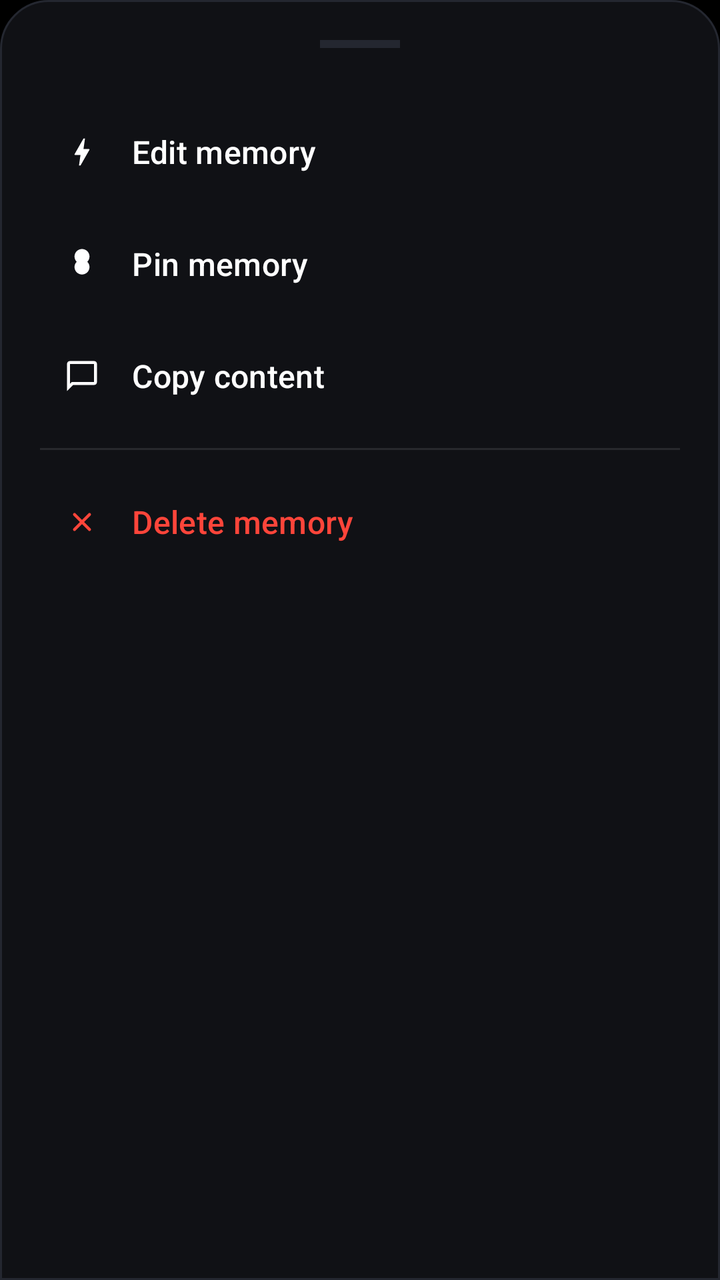
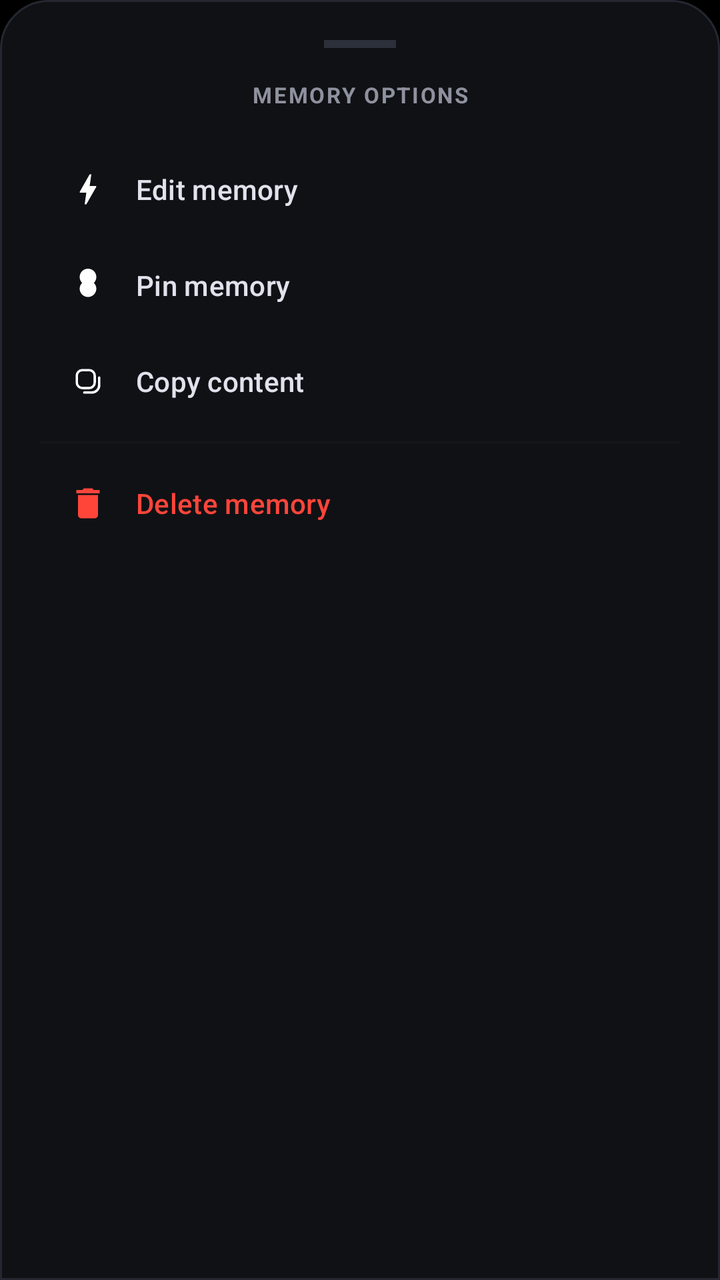

Compare the two renders of this Android layout. The source of the first and the diff that turns it into the second are given below.
<!-- AndroidManifest.xml: application theme Theme.NexV1 -->
<!-- res/layout/bottom_sheet_memory_options.xml -->
<?xml version="1.0" encoding="utf-8"?>
<LinearLayout xmlns:android="http://schemas.android.com/apk/res/android"
    xmlns:app="http://schemas.android.com/apk/res-auto"
    android:layout_width="match_parent"
    android:layout_height="wrap_content"
    android:background="@drawable/bg_bottom_sheet"
    android:orientation="vertical"
    android:padding="20dp">

    <View
        android:layout_width="40dp"
        android:layout_height="4dp"
        android:layout_gravity="center_horizontal"
        android:layout_marginBottom="24dp"
        android:background="#242730" />

    <com.google.android.material.button.MaterialButton
        android:id="@+id/btn_edit"
        style="@style/Widget.Material3.Button.TextButton"
        android:layout_width="match_parent"
        android:layout_height="56dp"
        android:gravity="start|center_vertical"
        android:text="@string/edit_memory"
        android:textColor="@android:color/white"
        android:textSize="16sp"
        app:icon="@drawable/ic_bolt"
        app:iconPadding="16dp"
        app:iconTint="@android:color/white" />

    <com.google.android.material.button.MaterialButton
        android:id="@+id/btn_pin"
        style="@style/Widget.Material3.Button.TextButton"
        android:layout_width="match_parent"
        android:layout_height="56dp"
        android:gravity="start|center_vertical"
        android:text="@string/pin_memory"
        android:textColor="@android:color/white"
        android:textSize="16sp"
        app:icon="@drawable/ic_memory"
        app:iconPadding="16dp"
        app:iconTint="@android:color/white" />

    <com.google.android.material.button.MaterialButton
        android:id="@+id/btn_copy"
        style="@style/Widget.Material3.Button.TextButton"
        android:layout_width="match_parent"
        android:layout_height="56dp"
        android:gravity="start|center_vertical"
        android:text="@string/copy_content"
        android:textColor="@android:color/white"
        android:textSize="16sp"
        app:icon="@drawable/ic_chat"
        app:iconPadding="16dp"
        app:iconTint="@android:color/white" />

    <View
        android:layout_width="match_parent"
        android:layout_height="1dp"
        android:layout_marginVertical="8dp"
        android:background="#1AFFFFFF" />

    <com.google.android.material.button.MaterialButton
        android:id="@+id/btn_delete"
        style="@style/Widget.Material3.Button.TextButton"
        android:layout_width="match_parent"
        android:layout_height="56dp"
        android:gravity="start|center_vertical"
        android:text="@string/delete_memory"
        android:textColor="#FF453A"
        android:textSize="16sp"
        app:icon="@drawable/ic_close"
        app:iconPadding="16dp"
        app:iconTint="#FF453A" />

</LinearLayout>
<!-- resources referenced by this layout -->
<resources>
  <!-- drawable bg_bottom_sheet (drawable) -->
  <?xml version="1.0" encoding="utf-8"?>
  <shape xmlns:android="http://schemas.android.com/apk/res/android">
      <solid android:color="#101115" />
      <stroke
          android:width="1dp"
          android:color="#242730" />
      <corners
          android:topLeftRadius="24dp"
          android:topRightRadius="24dp" />
  </shape>
  <!-- drawable ic_bolt (drawable) -->
  <vector xmlns:android="http://schemas.android.com/apk/res/android"
      android:width="24dp"
      android:height="24dp"
      android:viewportWidth="24"
      android:viewportHeight="24">
      <path
          android:fillColor="@android:color/white"
          android:pathData="M11,21h-1l1-7H7.5c-0.58,0-0.57-0.32-0.38-0.66c0.19-0.34,0.05-0.08,0.07-0.12C8.48,10.94,10.42,7.54,13,3h1l-1,7h3.5c0.49,0,0.56,0.33,0.47,0.51l-0.07,0.15C12.96,17.55,11,21,11,21z" />
  </vector>
  <!-- drawable ic_chat (drawable) -->
  <vector xmlns:android="http://schemas.android.com/apk/res/android"
      android:width="24dp"
      android:height="24dp"
      android:viewportWidth="24"
      android:viewportHeight="24">
      <path
          android:fillColor="@android:color/white"
          android:pathData="M20,2H4C2.9,2 2,2.9 2,4v18l4-4h14c1.1,0 2,-0.9 2,-2V4C22,2.9 21.1,2 20,2zM20,16H5.17L4,17.17V4h16V16z" />
  </vector>
  <!-- drawable ic_close (drawable) -->
  <vector xmlns:android="http://schemas.android.com/apk/res/android" android:height="24dp" android:viewportHeight="24" android:viewportWidth="24" android:width="24dp">
        
      <path android:fillColor="#00000000" android:fillType="evenOdd" android:pathData="M17,7L7,17" android:strokeColor="#fff" android:strokeLineCap="round" android:strokeWidth="2"/>
        
      <path android:fillColor="#00000000" android:fillType="evenOdd" android:pathData="M7,7L17,17" android:strokeColor="#fff" android:strokeLineCap="round" android:strokeWidth="2"/>
      
  </vector>
  <!-- drawable ic_memory (drawable) -->
  <vector xmlns:android="http://schemas.android.com/apk/res/android"
      android:width="24dp"
      android:height="24dp"
      android:viewportWidth="24"
      android:viewportHeight="24">
      <path
          android:fillColor="@android:color/white"
          android:pathData="M12,2C9.24,2 7,4.24 7,7c0,1.38 0.56,2.63 1.47,3.53C7.6,11.39 7,12.63 7,14c0,2.76 2.24,5 5,5s5,-2.24 5,-5c0,-1.37 -0.6,-2.61 -1.47,-3.47C16.44,9.63 17,8.38 17,7C17,4.24 14.76,2 12,2z" />
  </vector>
  <string name="copy_content">Copy content</string>
  <string name="delete_memory">Delete memory</string>
  <string name="edit_memory">Edit memory</string>
  <string name="pin_memory">Pin memory</string>
  <color name="white">#FFFFFF</color>
  <color name="black">#000000</color>
  <color name="selection_color">#40FFFFFF</color>
  <!-- unchanged entries left out for length: 1 -->
</resources>

<!-- the commit's change to res/layout/bottom_sheet_memory_options.xml (unified diff, before → after) -->
@@ -8,68 +8,96 @@
     android:padding="20dp">
 
     <View
-        android:layout_width="40dp"
+        android:layout_width="36dp"
         android:layout_height="4dp"
         android:layout_gravity="center_horizontal"
-        android:layout_marginBottom="24dp"
-        android:background="#242730" />
+        android:layout_marginBottom="16dp"
+        android:background="#242730"
+        android:backgroundTint="#2C303A" />
+
+    <TextView
+        android:layout_width="match_parent"
+        android:layout_height="wrap_content"
+        android:layout_marginBottom="16dp"
+        android:letterSpacing="0.08"
+        android:text="MEMORY OPTIONS"
+        android:textAlignment="center"
+        android:textColor="#8E929E"
+        android:textSize="11sp"
+        android:textStyle="bold" />
 
     <com.google.android.material.button.MaterialButton
         android:id="@+id/btn_edit"
         style="@style/Widget.Material3.Button.TextButton"
         android:layout_width="match_parent"
-        android:layout_height="56dp"
+        android:layout_height="48dp"
         android:gravity="start|center_vertical"
+        android:paddingStart="14dp"
+        android:paddingEnd="14dp"
         android:text="@string/edit_memory"
-        android:textColor="@android:color/white"
-        android:textSize="16sp"
+        android:textColor="#E0E2EC"
+        android:textSize="14sp"
+        app:cornerRadius="12dp"
         app:icon="@drawable/ic_bolt"
-        app:iconPadding="16dp"
+        app:iconPadding="14dp"
+        app:iconSize="20dp"
         app:iconTint="@android:color/white" />
 
     <com.google.android.material.button.MaterialButton
         android:id="@+id/btn_pin"
         style="@style/Widget.Material3.Button.TextButton"
         android:layout_width="match_parent"
-        android:layout_height="56dp"
+        android:layout_height="48dp"
         android:gravity="start|center_vertical"
+        android:paddingStart="14dp"
+        android:paddingEnd="14dp"
         android:text="@string/pin_memory"
-        android:textColor="@android:color/white"
-        android:textSize="16sp"
+        android:textColor="#E0E2EC"
+        android:textSize="14sp"
+        app:cornerRadius="12dp"
         app:icon="@drawable/ic_memory"
-        app:iconPadding="16dp"
+        app:iconPadding="14dp"
+        app:iconSize="20dp"
         app:iconTint="@android:color/white" />
 
     <com.google.android.material.button.MaterialButton
         android:id="@+id/btn_copy"
         style="@style/Widget.Material3.Button.TextButton"
         android:layout_width="match_parent"
-        android:layout_height="56dp"
+        android:layout_height="48dp"
         android:gravity="start|center_vertical"
+        android:paddingStart="14dp"
+        android:paddingEnd="14dp"
         android:text="@string/copy_content"
-        android:textColor="@android:color/white"
-        android:textSize="16sp"
-        app:icon="@drawable/ic_chat"
-        app:iconPadding="16dp"
+        android:textColor="#E0E2EC"
+        android:textSize="14sp"
+        app:cornerRadius="12dp"
+        app:icon="@drawable/ic_copy"
+        app:iconPadding="14dp"
+        app:iconSize="20dp"
         app:iconTint="@android:color/white" />
 
     <View
         android:layout_width="match_parent"
         android:layout_height="1dp"
-        android:layout_marginVertical="8dp"
-        android:background="#1AFFFFFF" />
+        android:layout_marginVertical="6dp"
+        android:background="#14161C" />
 
     <com.google.android.material.button.MaterialButton
         android:id="@+id/btn_delete"
         style="@style/Widget.Material3.Button.TextButton"
         android:layout_width="match_parent"
-        android:layout_height="56dp"
+        android:layout_height="48dp"
         android:gravity="start|center_vertical"
+        android:paddingStart="14dp"
+        android:paddingEnd="14dp"
         android:text="@string/delete_memory"
         android:textColor="#FF453A"
-        android:textSize="16sp"
-        app:icon="@drawable/ic_close"
-        app:iconPadding="16dp"
+        android:textSize="14sp"
+        app:cornerRadius="12dp"
+        app:icon="@drawable/ic_trash"
+        app:iconPadding="14dp"
+        app:iconSize="20dp"
         app:iconTint="#FF453A" />
 
 </LinearLayout>
<!-- resource entries referenced after the edit -->
@@ -21,23 +21,29 @@
           android:fillColor="@android:color/white"
           android:pathData="M11,21h-1l1-7H7.5c-0.58,0-0.57-0.32-0.38-0.66c0.19-0.34,0.05-0.08,0.07-0.12C8.48,10.94,10.42,7.54,13,3h1l-1,7h3.5c0.49,0,0.56,0.33,0.47,0.51l-0.07,0.15C12.96,17.55,11,21,11,21z" />
   </vector>
-  <!-- drawable ic_chat (drawable) -->
+  <!-- drawable ic_copy (drawable) -->
   <vector xmlns:android="http://schemas.android.com/apk/res/android"
       android:width="24dp"
       android:height="24dp"
-      android:viewportWidth="24"
-      android:viewportHeight="24">
+      android:viewportWidth="25"
+      android:viewportHeight="25">
+    <group android:translateY="0.5">
       <path
-          android:fillColor="@android:color/white"
-          android:pathData="M20,2H4C2.9,2 2,2.9 2,4v18l4-4h14c1.1,0 2,-0.9 2,-2V4C22,2.9 21.1,2 20,2zM20,16H5.17L4,17.17V4h16V16z" />
-  </vector>
-  <!-- drawable ic_close (drawable) -->
-  <vector xmlns:android="http://schemas.android.com/apk/res/android" android:height="24dp" android:viewportHeight="24" android:viewportWidth="24" android:width="24dp">
-        
-      <path android:fillColor="#00000000" android:fillType="evenOdd" android:pathData="M17,7L7,17" android:strokeColor="#fff" android:strokeLineCap="round" android:strokeWidth="2"/>
-        
-      <path android:fillColor="#00000000" android:fillType="evenOdd" android:pathData="M7,7L17,17" android:strokeColor="#fff" android:strokeLineCap="round" android:strokeWidth="2"/>
-      
+          android:fillColor="#00000000"
+          android:strokeColor="#FFFFFFFF"
+          android:strokeWidth="1.5"
+          android:strokeLineCap="round"
+          android:strokeLineJoin="round"
+          android:fillType="evenOdd"
+          android:pathData="M8.94605,4.99995 L13.2541,4.99995 C14.173,5.00498 15.0524,5.37487 15.6986,6.02825 C16.3449,6.68163 16.7051,7.56497 16.7001,8.48395 V12.716 C16.7051,13.6349 16.3449,14.5183 15.6986,15.1717 C15.0524,15.825 14.173,16.1949 13.2541,16.2 H8.94605 C8.02707,16.1949 7.14773,15.825 6.50148,15.1717 C5.85522,14.5183 5.495,13.6349 5.50005,12.716 L5.50005,8.48495 C5.49473,7.5658 5.85484,6.6822 6.50112,6.0286 C7.1474,5.375 8.0269,5.00498 8.94605,4.99995 Z"/>
+      <path
+          android:fillColor="#00000000"
+          android:strokeColor="#FFFFFFFF"
+          android:strokeWidth="1.5"
+          android:strokeLineCap="round"
+          android:strokeLineJoin="round"
+          android:pathData="M10.1671,19 H14.9371 C17.4857,18.9709 19.5284,16.8816 19.5001,14.333 V9.666"/>
+    </group>
   </vector>
   <!-- drawable ic_memory (drawable) -->
   <vector xmlns:android="http://schemas.android.com/apk/res/android"
@@ -49,6 +55,16 @@
           android:fillColor="@android:color/white"
           android:pathData="M12,2C9.24,2 7,4.24 7,7c0,1.38 0.56,2.63 1.47,3.53C7.6,11.39 7,12.63 7,14c0,2.76 2.24,5 5,5s5,-2.24 5,-5c0,-1.37 -0.6,-2.61 -1.47,-3.47C16.44,9.63 17,8.38 17,7C17,4.24 14.76,2 12,2z" />
   </vector>
+  <!-- drawable ic_trash (drawable) -->
+  <vector xmlns:android="http://schemas.android.com/apk/res/android"
+      android:width="24dp"
+      android:height="24dp"
+      android:viewportWidth="24"
+      android:viewportHeight="24">
+      <path
+          android:fillColor="@android:color/white"
+          android:pathData="M6,19a2,2 0,0 0,2 2h8a2,2 0,0 0,2 -2V7H6v12M19,4h-3.5l-1,-1h-5l-1,1H5V6h14V4z"/>
+  </vector>
   <string name="copy_content">Copy content</string>
   <string name="delete_memory">Delete memory</string>
   <string name="edit_memory">Edit memory</string>
